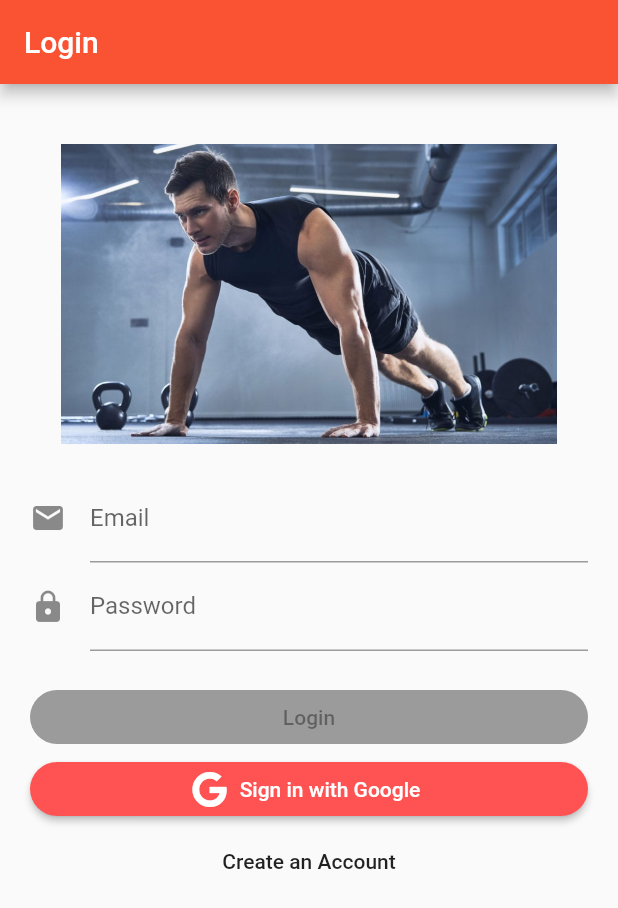
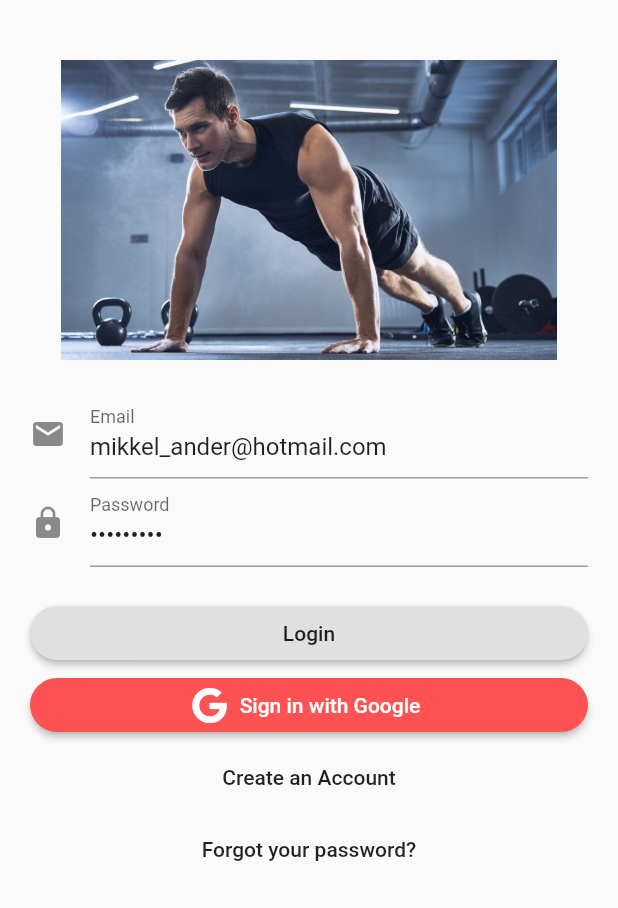
Before and after one commit to joakiti/PushupsApp, a Flutter app: the screen it shows after launch, on a phone screen of 412 x 824 dp. Shown: the top 908 px of the screen. Run offline on Flutter 3.47's test engine with Material 2 defaults, Android fonts, the phone set to English and light mode, and no system bars; our stand-ins replace bloc, dotted_border, equatable, firebase_auth, flutter_bloc, flutter_svg and 5 more; accounts and stored records are empty.

```diff
--- a/lib/components/simple_bloc_delegate.dart
+++ b/lib/components/simple_bloc_delegate.dart
@@ -5,6 +5,7 @@ class SimpleBlocDelegate extends BlocDelegate {
   void onError(Bloc bloc, Object error, StackTrace stacktrace) {
     super.onError(bloc, error, stacktrace);
     print(error);
+    print("In" + bloc.toString());
   }
 
   @override
--- a/lib/helpers/helpers.dart
+++ b/lib/helpers/helpers.dart
@@ -2,7 +2,7 @@ import 'package:flutter/material.dart';
 import 'package:flutter_bloc/flutter_bloc.dart';
 import 'package:font_awesome_flutter/font_awesome_flutter.dart';
 import 'package:project_nash_equilibrium/models/bloc.dart';
-import 'package:project_nash_equilibrium/models/repositories/UserRepository.dart';
+import 'package:project_nash_equilibrium/models/repositories/user_repository.dart';
 
 class PageHelper {
   //This method must be called inside a column, for which it returns a list of widgets.
--- a/lib/main.dart
+++ b/lib/main.dart
@@ -6,20 +6,21 @@ import 'helpers/colors.dart';
 import 'models/bloc.dart';
 import 'models/mainpage/bloc.dart';
 import 'models/notifications/bloc.dart';
-import 'models/repositories/UserRepository.dart';
+import 'models/repositories/repository.dart';
+import 'models/repositories/text_repository.dart';
+import 'models/repositories/user_repository.dart';
 import 'models/sets/bloc.dart';
 import 'pages/sign_in/login_screen.dart';
 import 'pages/sign_in/splash_screen.dart';
 import 'package:bloc/bloc.dart';
 
-void main() =>
-    {
+void main() => {
       /**
        * Comment line in to enable debugging of *all* bloc events.
        */
       BlocSupervisor.delegate = SimpleBlocDelegate(),
-      runApp(MyApp())};
-
+      runApp(MyApp())
+    };
 
 class MyApp extends StatefulWidget {
   @override
@@ -27,7 +28,6 @@ class MyApp extends StatefulWidget {
 }
 
 class _MyAppState extends State<MyApp> {
-
   MainPageBloc _mainPageBloc = MainPageBloc();
   UserRepository _userRepository = UserRepository();
   WorkoutBloc _workoutBlocPageBloc = WorkoutBloc();
@@ -46,7 +46,8 @@ class _MyAppState extends State<MyApp> {
   // This widget is the root of your application.
   @override
   Widget build(BuildContext context) {
-    return MultiBlocProvider(
+    return MultiRepositoryProvider(
+      child: MultiBlocProvider(
         child: MaterialApp(
             title: 'Flutter Demo',
             theme: ThemeData(
@@ -55,7 +56,8 @@ class _MyAppState extends State<MyApp> {
                 secondaryHeaderColor: Color(0xFF0d2134),
                 primaryColorLight: Color(0xFFD8E0E3),
                 fontFamily: 'Roboto'),
-          home: SafeArea(child: BlocBuilder(
+            home: SafeArea(
+                child: BlocBuilder(
               bloc: _authenticationBloc,
               // ignore: missing_return
               builder: (BuildContext context, AuthenticationState state) {
@@ -94,13 +96,20 @@ class _MyAppState extends State<MyApp> {
             create: (context) => _authenticationBloc,
           )
         ],
+      ),
+      providers: [
+        RepositoryProvider<UserRepository>(
+            create: (context) => UserRepository()),
+        RepositoryProvider<Repository>(
+            create: (context) => Repository()),
+        RepositoryProvider<TextRepository>(
+            create: (context) => TextRepository())
+      ],
     );
   }
+
   @override
   void dispose() {
-    // TODO: implement dispose
-    _workoutBlocPageBloc.close();
-    _notificationPageBloc.close();
     super.dispose();
   }
 }
--- /dev/null
+++ b/lib/models/repositories/text_repository.dart
@@ -0,0 +1,7 @@
+class TextRepository {
+  final String TAKE_A_CHILL_PILL = "YOU KNOW THE DRILL\nTAKE A CHILL PILL";
+  final String ARE_YOU_SURE = 'Are you sure?';
+  final String A_FEW_MORE= 'Just a few more push-ups to go!';
+  final String LEAVE = "LEAVE";
+  final String STAY = "STAY";
+}
--- a/lib/models/repositories/UserRepository.dart
+++ b/lib/models/repositories/user_repository.dart
@@ -46,9 +46,9 @@ class UserRepository {
     return currentUser != null;
   }
 
-  Future<bool> resetUserPassword(FirebaseUser user) async {
+  Future<bool> resetUserPassword(String email) async {
     try {
-      await _firebaseAuth.sendPasswordResetEmail(email: user.email);
+      await _firebaseAuth.sendPasswordResetEmail(email: email);
       return true;
     }
     catch (_) {
--- a/lib/models/user_authentication_bloc_bloc.dart
+++ b/lib/models/user_authentication_bloc_bloc.dart
@@ -4,7 +4,7 @@ import 'package:meta/meta.dart';
 import 'package:project_nash_equilibrium/models/bloc.dart';
 import 'package:project_nash_equilibrium/models/user_authentication_bloc_event.dart';
 
-import 'repositories/UserRepository.dart';
+import 'repositories/user_repository.dart';
 
 class AuthenticationBloc extends Bloc<AuthenticationEvent, AuthenticationState> {
   final UserRepository _userRepository;
--- /dev/null
+++ b/lib/pages/sign_in/buttons/create_account_button.dart
@@ -0,0 +1,29 @@
+
+import 'package:flutter/material.dart';
+import 'package:project_nash_equilibrium/models/repositories/user_repository.dart';
+
+import '../register_screen.dart';
+
+class CreateAccountButton extends StatelessWidget {
+  final UserRepository _userRepository;
+
+  CreateAccountButton({@required UserRepository userRepository})
+      : assert(userRepository != null),
+        _userRepository = userRepository;
+
+  @override
+  Widget build(BuildContext context) {
+    return FlatButton(
+      child: Text(
+        'Create an Account',
+      ),
+      onPressed: () {
+        Navigator.of(context).push(
+          MaterialPageRoute(builder: (context) {
+            return RegisterScreen(userRepository: _userRepository);
+          }),
+        );
+      },
+    );
+  }
+}
--- /dev/null
+++ b/lib/pages/sign_in/buttons/google_login_button.dart
@@ -0,0 +1,23 @@
+import 'package:flutter/material.dart';
+import 'package:flutter_bloc/flutter_bloc.dart';
+import 'package:font_awesome_flutter/font_awesome_flutter.dart';
+import 'package:project_nash_equilibrium/pages/sign_in/login/bloc.dart';
+
+class GoogleLoginButton extends StatelessWidget {
+  @override
+  Widget build(BuildContext context) {
+    return RaisedButton.icon(
+      shape: RoundedRectangleBorder(
+        borderRadius: BorderRadius.circular(30.0),
+      ),
+      icon: Icon(FontAwesomeIcons.google, color: Colors.white),
+      onPressed: () {
+        BlocProvider.of<LoginBloc>(context).add(
+          LoginWithGooglePressed(),
+        );
+      },
+      label: Text('Sign in with Google', style: TextStyle(color: Colors.white)),
+      color: Colors.redAccent,
+    );
+  }
+}
--- /dev/null
+++ b/lib/pages/sign_in/buttons/login_button.dart
@@ -0,0 +1,18 @@
+import 'package:flutter/material.dart';
+
+class LoginButton extends StatelessWidget {
+  final VoidCallback _onPressed;
+
+  LoginButton({VoidCallback onPressed}) : _onPressed = onPressed;
+
+  @override
+  Widget build(BuildContext context) {
+    return RaisedButton(
+      shape: RoundedRectangleBorder(
+        borderRadius: BorderRadius.circular(30.0),
+      ),
+      onPressed: _onPressed,
+      child: Text('Login'),
+    );
+  }
+}
--- /dev/null
+++ b/lib/pages/sign_in/buttons/lost_password_button.dart
@@ -0,0 +1,40 @@
+import 'package:flutter/material.dart';
+import 'package:project_nash_equilibrium/models/repositories/user_repository.dart';
+
+import '../register_screen.dart';
+
+class LostPasswordButton extends StatelessWidget {
+  final UserRepository _userRepository;
+
+  LostPasswordButton({@required UserRepository userRepo})
+      : _userRepository = userRepo;
+
+  @override
+  Widget build(BuildContext context) {
+    return FlatButton(
+        child: Text(
+          'Forgot your password?',
+        ),
+        onPressed: () {
+          showDialog(
+              context: context,
+              builder: (context) {
+                return SimpleDialog(
+                  title: Text("Password reset"),
+                  children: <Widget>[
+                    Text("Type in your e-mail, and we'll send you a reset link")
+
+                  ],
+                );
+              });
+        });
+  }
+//_userRepository.resetUserPassword(user)
+/**
+    Navigator.of(context).push(
+    MaterialPageRoute(builder: (context) {
+    return RegisterScreen(userRepository: _userRepository);
+    }),
+    );
+ **/
+}
--- a/lib/pages/sign_in/login/login_state.dart
+++ b/lib/pages/sign_in/login/login_state.dart
@@ -1,3 +1,4 @@
+import 'package:flutter/services.dart';
 import 'package:meta/meta.dart';
 
 @immutable
@@ -7,16 +8,18 @@ class LoginState {
   final bool isSubmitting;
   final bool isSuccess;
   final bool isFailure;
+  PlatformException failureMesage;
 
   bool get isFormValid => isEmailValid && isPasswordValid;
 
-  LoginState({
-    @required this.isEmailValid,
+  LoginState(
+      {@required this.isEmailValid,
       @required this.isPasswordValid,
       @required this.isSubmitting,
       @required this.isSuccess,
       @required this.isFailure,
-  });
+      this.failureMesage}) {
+  }
 
   factory LoginState.empty() {
     return LoginState(
@@ -38,14 +41,14 @@ class LoginState {
     );
   }
 
-  factory LoginState.failure() {
+  factory LoginState.failure({PlatformException errmsg}) {
     return LoginState(
         isEmailValid: true,
         isPasswordValid: true,
         isSubmitting: false,
         isSuccess: false,
         isFailure: true,
-    );
+        failureMesage: errmsg);
   }
 
   factory LoginState.success() {
@@ -70,6 +73,7 @@ class LoginState {
       isFailure: false,
     );
   }
+
 
   LoginState copyWith({
     bool isEmailValid,
--- a/lib/pages/sign_in/login_form.dart
+++ b/lib/pages/sign_in/login_form.dart
@@ -1,10 +1,12 @@
 import 'package:flutter/material.dart';
 import 'package:flutter_bloc/flutter_bloc.dart';
 import 'package:project_nash_equilibrium/models/bloc.dart';
-import 'package:project_nash_equilibrium/models/repositories/UserRepository.dart';
-import 'package:font_awesome_flutter/font_awesome_flutter.dart';
+import 'package:project_nash_equilibrium/models/repositories/user_repository.dart';
+import 'package:project_nash_equilibrium/pages/sign_in/buttons/lost_password_button.dart';
+import 'buttons/create_account_button.dart';
+import 'buttons/google_login_button.dart';
+import 'buttons/login_button.dart';
 import 'login/bloc.dart';
-import 'register_screen.dart';
 
 class LoginForm extends StatefulWidget {
   final UserRepository _userRepository;
@@ -17,19 +19,12 @@ class LoginForm extends StatefulWidget {
 }
 
 class _LoginFormState extends State<LoginForm> {
-  final TextEditingController _emailController = TextEditingController();
-  final TextEditingController _passwordController = TextEditingController();
+  final TextEditingController _emailController = TextEditingController(text: "mikkel_ander@hotmail.com");
+  final TextEditingController _passwordController = TextEditingController(text: "waldter27");
 
   LoginBloc _loginBloc;
 
   UserRepository get _userRepository => widget._userRepository;
-
-  bool get isPopulated =>
-      _emailController.text.isNotEmpty && _passwordController.text.isNotEmpty;
-
-  bool isLoginButtonEnabled(LoginState state) {
-    return state.isFormValid && isPopulated && !state.isSubmitting;
-  }
 
   @override
   void initState() {
@@ -51,7 +46,13 @@ class _LoginFormState extends State<LoginForm> {
               SnackBar(
                 content: Row(
                   mainAxisAlignment: MainAxisAlignment.spaceBetween,
-                  children: [Text('Login Failure'), Icon(Icons.error)],
+                  children: [
+                    Expanded(
+                        child: Container(
+                            child: Text(
+                                'Login Failure: ${state.failureMesage.message}'))),
+                    Icon(Icons.error)
+                  ],
                 ),
                 backgroundColor: Colors.red,
               ),
@@ -94,10 +95,12 @@ class _LoginFormState extends State<LoginForm> {
                       icon: Icon(Icons.email),
                       labelText: 'Email',
                     ),
-                    autovalidate: true,
+                    autovalidate: false,
                     autocorrect: false,
                     validator: (_) {
-                      return !state.isEmailValid ? 'Invalid Email' : null;
+                      return !state.isEmailValid
+                          ? 'Your e-mail must contain @'
+                          : null;
                     },
                   ),
                   TextFormField(
@@ -107,10 +110,12 @@ class _LoginFormState extends State<LoginForm> {
                       labelText: 'Password',
                     ),
                     obscureText: true,
-                    autovalidate: true,
+                    autovalidate: false,
                     autocorrect: false,
                     validator: (_) {
-                      return !state.isPasswordValid ? 'Invalid Password' : null;
+                      return !state.isPasswordValid
+                          ? 'Your password must contain characters and numbers'
+                          : null;
                     },
                   ),
                   Padding(
@@ -118,13 +123,10 @@ class _LoginFormState extends State<LoginForm> {
                     child: Column(
                       crossAxisAlignment: CrossAxisAlignment.stretch,
                       children: <Widget>[
-                        LoginButton(
-                          onPressed: isLoginButtonEnabled(state)
-                              ? _onFormSubmitted
-                              : null,
-                        ),
+                        LoginButton(onPressed: _onFormSubmitted),
                         GoogleLoginButton(),
-                        CreateAccountButton(userRepository: _userRepository)
+                        CreateAccountButton(userRepository: _userRepository),
+                        LostPasswordButton(userRepo: _userRepository)
                       ],
                     ),
                   ),
@@ -165,63 +167,3 @@ class _LoginFormState extends State<LoginForm> {
     );
   }
 }
-
-class LoginButton extends StatelessWidget {
-  final VoidCallback _onPressed;
-
-  LoginButton({VoidCallback onPressed}) : _onPressed = onPressed;
-
-  @override
-  Widget build(BuildContext context) {
-    return RaisedButton(
-      shape: RoundedRectangleBorder(
-        borderRadius: BorderRadius.circular(30.0),
-      ),
-      onPressed: _onPressed,
-      child: Text('Login'),
-    );
-  }
-}
-
-class GoogleLoginButton extends StatelessWidget {
-  @override
-  Widget build(BuildContext context) {
-    return RaisedButton.icon(
-      shape: RoundedRectangleBorder(
-        borderRadius: BorderRadius.circular(30.0),
-      ),
-      icon: Icon(FontAwesomeIcons.google, color: Colors.white),
-      onPressed: () {
-        BlocProvider.of<LoginBloc>(context).add(
-          LoginWithGooglePressed(),
-        );
-      },
-      label: Text('Sign in with Google', style: TextStyle(color: Colors.white)),
-      color: Colors.redAccent,
-    );
-  }
-}
-
-class CreateAccountButton extends StatelessWidget {
-  final UserRepository _userRepository;
-
-  CreateAccountButton({@required UserRepository userRepository})
-      : assert(userRepository != null),
-        _userRepository = userRepository;
-
-  @override
-  Widget build(BuildContext context) {
-    return FlatButton(
-      child: Text(
-        'Create an Account',
-      ),
-      onPressed: () {
-        Navigator.of(context).push(
-          MaterialPageRoute(builder: (context) {
-            return RegisterScreen(userRepository: _userRepository);
-          }),
-        );
-      },
-    );
-  }
-}
--- a/lib/pages/sign_in/login_screen.dart
+++ b/lib/pages/sign_in/login_screen.dart
@@ -1,7 +1,7 @@
 
 import 'package:flutter/material.dart';
 import 'package:flutter_bloc/flutter_bloc.dart';
-import 'package:project_nash_equilibrium/models/repositories/UserRepository.dart';
+import 'package:project_nash_equilibrium/models/repositories/user_repository.dart';
 
 import 'login/bloc.dart';
 import 'login_form.dart';
@@ -33,7 +33,6 @@ class _LoginScreenState extends State<LoginScreen> {
   @override
   Widget build(BuildContext context) {
     return Scaffold(
-      appBar: AppBar(title: Text('Login')),
       body: BlocProvider<LoginBloc>(
         create: (context) =>  _loginBloc,
         child: LoginForm(userRepository: _userRepository),
--- a/lib/pages/sign_in/register/register_bloc.dart
+++ b/lib/pages/sign_in/register/register_bloc.dart
@@ -1,9 +1,8 @@
 import 'dart:async';
 import 'package:bloc/bloc.dart';
 import 'package:meta/meta.dart';
-import 'package:project_nash_equilibrium/models/repositories/UserRepository.dart';
+import 'package:project_nash_equilibrium/models/repositories/user_repository.dart';
 import 'package:project_nash_equilibrium/pages/sign_in/validators/Validators.dart';
-import 'package:rxdart/rxdart.dart';
 
 import 'bloc.dart';
 
--- a/lib/pages/sign_in/register_screen.dart
+++ b/lib/pages/sign_in/register_screen.dart
@@ -1,7 +1,7 @@
 
 import 'package:flutter/material.dart';
 import 'package:flutter_bloc/flutter_bloc.dart';
-import 'package:project_nash_equilibrium/models/repositories/UserRepository.dart';
+import 'package:project_nash_equilibrium/models/repositories/user_repository.dart';
 import 'package:project_nash_equilibrium/pages/sign_in/register_form.dart';
 
 import 'register/bloc.dart';
```
Also changed, not shown: lib/pages/sign_in/login/login_bloc.dart (+6 -6 lines), lib/pages/workoutPage/chill_area.dart (+2 -5 lines), lib/pages/workoutPage/workoutPop.dart (+5 -6 lines). Lines whose indentation alone changed are shown as unchanged.
